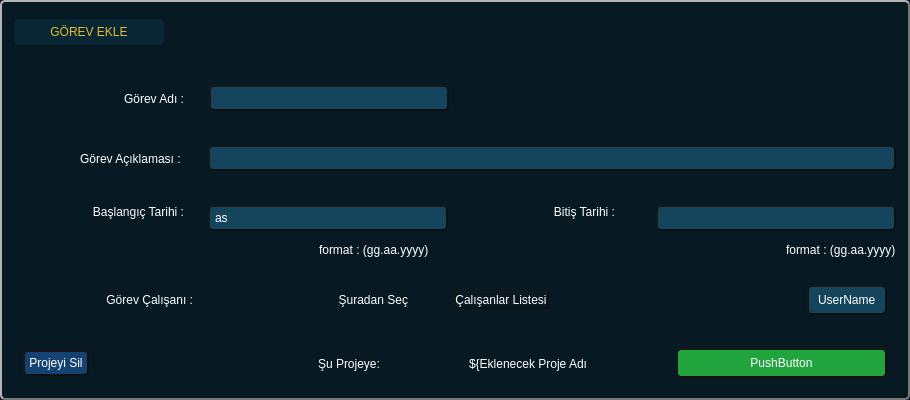
This is UI/ui_add_task.ui in Hamza-Bayar-2/TaskJam as Qt 5 draws it before an edit. The edited form follows.
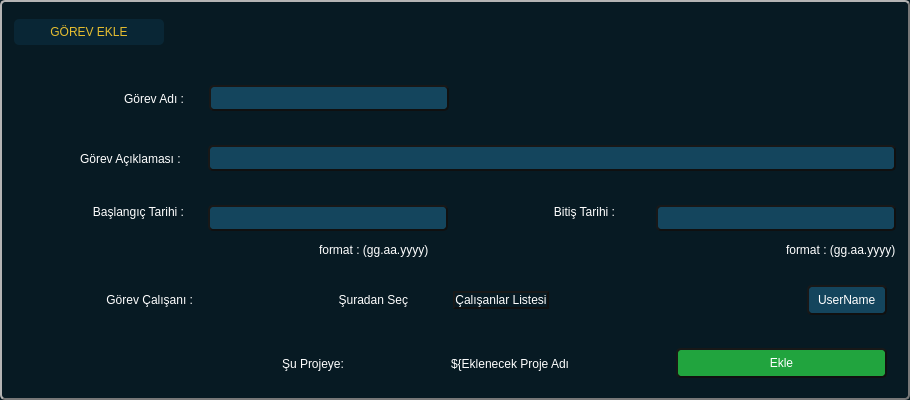
This is the edited form. Icons and pictures are not drawn.

Diff of the .ui file:
```diff
--- a/UI/ui_add_task.ui
+++ b/UI/ui_add_task.ui
@@ -453,7 +453,7 @@
                </size>
               </property>
               <property name="text">
-               <string>as</string>
+               <string/>
               </property>
               <property name="alignment">
                <set>Qt::AlignLeading|Qt::AlignLeft|Qt::AlignVCenter</set>
@@ -686,40 +686,6 @@
          <enum>QFrame::Raised</enum>
         </property>
         <layout class="QHBoxLayout" name="horizontalLayout_3">
-         <item>
-          <widget class="QPushButton" name="project_dlete_btn">
-           <property name="sizePolicy">
-            <sizepolicy hsizetype="Maximum" vsizetype="Fixed">
-             <horstretch>0</horstretch>
-             <verstretch>0</verstretch>
-            </sizepolicy>
-           </property>
-           <property name="styleSheet">
-            <string notr="true">*{
-background-color: rgb(20, 66, 114);
-border-radius : 5px ;
-font: 600 12pt &quot;Montserrat&quot;;
-padding : 4px;
-}
-:hover{
-background-color: rgb(9, 33, 44);
-}</string>
-           </property>
-           <property name="text">
-            <string>Projeyi Sil</string>
-           </property>
-           <property name="icon">
-            <iconset resource="../assets/image.qrc">
-             <normaloff>:/icons/icons/garbage.png</normaloff>:/icons/icons/garbage.png</iconset>
-           </property>
-           <property name="iconSize">
-            <size>
-             <width>20</width>
-             <height>20</height>
-            </size>
-           </property>
-          </widget>
-         </item>
          <item alignment="Qt::AlignRight">
           <widget class="QLabel" name="teher_project_label">
            <property name="text">
@@ -761,7 +727,7 @@
  }</string>
            </property>
            <property name="text">
-            <string>PushButton</string>
+            <string>Ekle</string>
            </property>
           </widget>
          </item>
```
Left out of the diff: 2 changed lines with no effect on the pictures.
